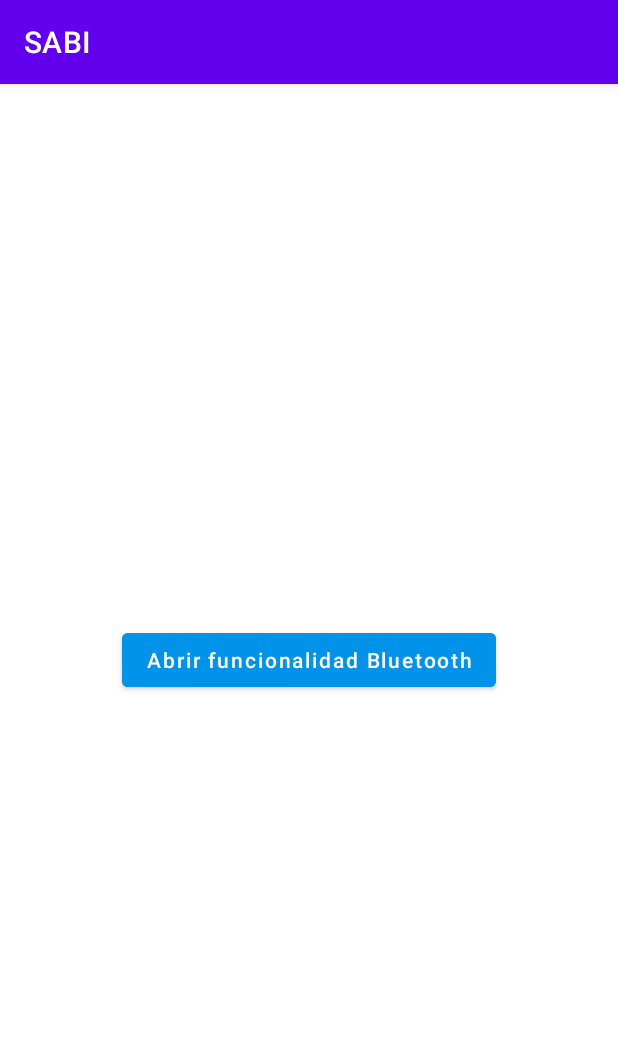
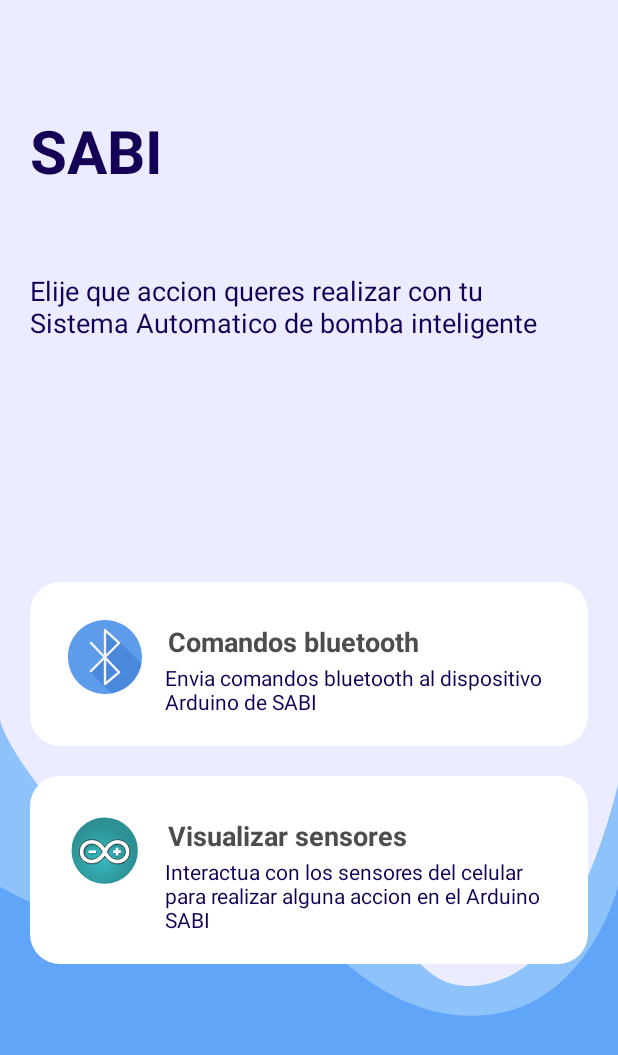
Before and after one commit to joniaranguri/AdvancedOperatingSystems-2022-2Q, an Android app: the screen it shows after launch (MainActivity), on a phone screen of 412 x 824 dp. Shown: the top 1055 px of the screen. Run offline under Robolectric (Android 15) with nearby library versions, the phone set to English and light mode, and no system bars.

Commit message:
feat: Adding svg background, list options structure and some changes in the ui

```diff
--- a/TP2/Android/app/src/main/java/com/example/sabi/view/MainActivity.java
+++ b/TP2/Android/app/src/main/java/com/example/sabi/view/MainActivity.java
@@ -5,17 +5,16 @@ import androidx.appcompat.app.AppCompatActivity;
 import android.content.Context;
 import android.content.Intent;
 import android.os.Bundle;
-import android.view.View;
-import android.widget.Button;
+import android.widget.ListView;
 
 import com.example.sabi.R;
 import com.example.sabi.contract.MainContract;
 import com.example.sabi.presenter.MainPresenter;
+import com.example.sabi.view.adapters.OptionsAdapter;
+import com.example.sabi.view.static_data.MainOptions;
 
 public class MainActivity extends AppCompatActivity implements MainContract.IMainView {
 
-    private Button bluetoothButton;
-    // ToDo: Agregar botón para abrir la actividad que muestra valores de un sensor del device.
     private MainContract.IMainPresenter presenter;
 
     @Override
@@ -23,13 +22,24 @@ public class MainActivity extends AppCompatActivity implements MainContract.IMai
         super.onCreate(savedInstanceState);
         setContentView(R.layout.activity_main);
         presenter = new MainPresenter(this);
-        bluetoothButton = findViewById(R.id.main_activity_bluetooth_button);
-        bluetoothButton.setOnClickListener(new View.OnClickListener() {
-            @Override
-            public void onClick(View view) {
+
+        OptionsAdapter adapter = new OptionsAdapter(this);
+        final ListView list = findViewById(R.id.list_options);
+        list.setAdapter(adapter);
+        list.setOnItemClickListener((parent, view, position, id) -> goToOption(position));
+    }
+
+    private void goToOption(int position) {
+        switch (position) {
+            case MainOptions.BLUETOOTH_OPTION_INDEX:
                 presenter.onBluetoothButtonClick();
-            }
-        });
+                break;
+            case MainOptions.SENSORS_OPTION_INDEX:
+                // TODO: Go to sensors activity
+                break;
+            default:
+                // Do nothing
+        }
     }
 
     @Override
--- /dev/null
+++ b/TP2/Android/app/src/main/java/com/example/sabi/view/adapters/OptionsAdapter.java
@@ -0,0 +1,44 @@
+package com.example.sabi.view.adapters;
+
+import android.app.Activity;
+
+import android.view.LayoutInflater;
+import android.view.View;
+import android.view.ViewGroup;
+import android.widget.ArrayAdapter;
+import android.widget.ImageView;
+import android.widget.TextView;
+
+import com.example.sabi.R;
+import com.example.sabi.view.static_data.MainOptions;
+
+public class OptionsAdapter extends ArrayAdapter<String> {
+
+    private final Activity context;
+
+    public OptionsAdapter(final Activity context) {
+        super(context, R.layout.option_item);
+        this.context = context;
+    }
+
+    public View getView(int position, View view, ViewGroup parent) {
+        final LayoutInflater inflater = context.getLayoutInflater();
+        final View rowView = inflater.inflate(R.layout.option_item, null, true);
+
+        TextView titleText = rowView.findViewById(R.id.title);
+        ImageView imageView = rowView.findViewById(R.id.icon);
+        TextView subtitleText = rowView.findViewById(R.id.subtitle);
+
+        titleText.setText(MainOptions.list[position].title);
+        imageView.setImageResource(MainOptions.list[position].imageId);
+        subtitleText.setText(MainOptions.list[position].subtitle);
+
+        return rowView;
+
+    }
+
+    @Override
+    public int getCount() {
+        return MainOptions.list.length;
+    }
+}
--- /dev/null
+++ b/TP2/Android/app/src/main/java/com/example/sabi/view/static_data/MainOption.java
@@ -0,0 +1,13 @@
+package com.example.sabi.view.static_data;
+
+public class MainOption {
+    public String title;
+    public String subtitle;
+    public int imageId;
+
+    public MainOption(String title, String subtitle, int imageId) {
+        this.title = title;
+        this.subtitle = subtitle;
+        this.imageId = imageId;
+    }
+}
--- /dev/null
+++ b/TP2/Android/app/src/main/java/com/example/sabi/view/static_data/MainOptions.java
@@ -0,0 +1,18 @@
+package com.example.sabi.view.static_data;
+
+import com.example.sabi.R;
+
+public class MainOptions {
+    public static final int BLUETOOTH_OPTION_INDEX = 0;
+    public static final int SENSORS_OPTION_INDEX = 1;
+
+
+    public static final MainOption[] list = {
+            new MainOption("Comandos bluetooth",
+                    "Envia comandos bluetooth al dispositivo Arduino de SABI",
+                    R.drawable.ic_bluetooth_round),
+
+            new MainOption("Visualizar sensores",
+                    "Interactua con los sensores del celular para realizar alguna accion en el Arduino SABI",
+                    R.drawable.ic_arduino_round)};
+}
--- /dev/null
+++ b/TP2/Android/app/src/main/res/drawable/ic_arduino_round.xml
@@ -0,0 +1,23 @@
+<vector android:height="500dp" android:viewportHeight="32"
+    android:viewportWidth="32" android:width="500dp"
+    xmlns:aapt="http://schemas.android.com/aapt" xmlns:android="http://schemas.android.com/apk/res/android">
+    <path
+        android:pathData="M29.645,15.925A13.77,13.77 0,1 1,15.876 2.056,13.819 13.819,0 0,1 29.645,15.925Z"
+        android:strokeColor="#02797e" android:strokeLineJoin="round" android:strokeWidth="1.1367228454969267">
+        <aapt:attr name="android:fillColor">
+            <gradient android:centerX="14.544" android:centerY="19.183"
+                android:gradientRadius="14.314" android:type="radial">
+                <item android:color="#FF36BAC0" android:offset="0"/>
+                <item android:color="#FF2D9094" android:offset="1"/>
+            </gradient>
+        </aapt:attr>
+    </path>
+    <path android:fillAlpha="0.1681" android:fillColor="#FF000000"
+        android:pathData="M10.581,11.648c2.41,-0.076 3.359,0.834 4.605,2.069 0.285,0.282 0.579,0.59 0.9,0.921l0.922,-0.991a6.223,6.223 0,0 1,3.256 -1.93c1.939,-0.211 3.119,-0.122 4.311,0.814a5.023,5.023 0,0 1,2.245 3.9,5.653 5.653,0 0,1 -3.25,5.156 5.975,5.975 0,0 1,-3.913 0.135,7.656 7.656,0 0,1 -3.541,-2.987c-1.678,2.142 -3.187,3.253 -5.235,3.155 -7.452,-0.354 -6.842,-10.075 -0.3,-10.247ZM12.238,19.642a9.193,9.193 0,0 0,2.856 -2.9c-0.74,-1.243 -2.209,-2.824 -3.455,-3.134a4.328,4.328 0,0 0,-3.224 0.777,3.384 3.384,0 0,0 -0.762,3.686 3.674,3.674 0,0 0,4.585 1.57ZM9.258,16.155 L12.536,16.16v1.21l-3.283,0.005ZM22.706,19.755A3.843,3.843 0,0 0,24.937 17a3.458,3.458 0,0 0,-1.863 -3.109,3.648 3.648,0 0,0 -4.2,0.728 7.364,7.364 0,0 0,-1.649 2.151A8.936,8.936 0,0 0,19.2 19.252,4.022 4.022,0 0,0 22.706,19.754ZM20.751,17.379 L19.663,17.371 19.663,16.154 20.754,16.154L20.754,15.075l1.107,-0.008 -0.007,1.093 1.085,0v1.165l-1.021,-0.008v1.12L20.753,18.437Z"
+        android:strokeAlpha="0.1681" android:strokeColor="#000" android:strokeWidth="0.12103096480927482"/>
+    <path android:fillColor="#fff"
+        android:pathData="M4.917,16.337c0,5.348 7.354,7.34 10.987,1.894 3.765,5.647 10.824,3.28 10.824,-1.9S19.7,8.656 15.9,14.441c-3.6,-5.719 -10.987,-3.453 -10.987,1.9ZM6.848,16.337c0,-3.86 5.455,-5.078 7.992,0 -2.588,4.889 -7.992,3.859 -7.992,0ZM16.967,16.337c2.286,-5.178 7.889,-3.751 7.872,0.008S19.186,21.277 16.967,16.337Z"
+        android:strokeColor="#000" android:strokeWidth="0.24206192961854964"/>
+    <path android:fillColor="#fff" android:pathData="M8.898,15.795h3.237v1.067h-3.237z"/>
+    <path android:fillColor="#fff" android:pathData="M20.644,16.846l-1.068,0l0,-1.134l1.068,0l0,-1.068l1.135,0l0,1.068l1.068,0l0,1.134l-1.068,0l0,1.068l-1.135,0l0,-1.068z"/>
+</vector>
--- /dev/null
+++ b/TP2/Android/app/src/main/res/drawable/ic_bluetooth_round.xml
@@ -0,0 +1,15 @@
+<vector xmlns:android="http://schemas.android.com/apk/res/android"
+    android:width="512dp"
+    android:height="512dp"
+    android:viewportWidth="512"
+    android:viewportHeight="512">
+  <path
+      android:pathData="M0,256.01C0,397.4 114.61,512 256,512C397.39,512 512,397.4 512,256.01C512.01,114.61 397.39,0 256,0C114.61,0 0,114.61 0,256.01z"
+      android:fillColor="#5D9BEB"/>
+  <path
+      android:pathData="M507.86,301.67l-0.6,-0.55c-0.11,-0.12 -0.16,-0.28 -0.29,-0.4c0,0 -147.97,-147.98 -148.1,-148.1l-97.39,-89.27c-2.38,-2.16 -5.82,-2.75 -8.75,-1.44c-2.95,1.29 -4.85,4.21 -4.85,7.42v167.1l-0.61,-0.64c-0.05,-0.06 -81.35,-81.29 -81.4,-81.35l-1.4,-1.46c-3.11,-3.25 -8.25,-3.34 -11.48,-0.24c-3.23,3.11 -3.34,8.24 -0.24,11.48l89.9,93.64l-89.78,89.78c-3.17,3.17 -3.17,8.31 0,11.48c0.28,0.28 0.65,0.4 0.96,0.64c0.23,0.31 146.85,147.18 147.14,147.46c0.27,0.27 0.61,0.39 0.9,0.6C406.54,488.88 489,406.36 507.86,301.67z"
+      android:fillColor="#4988DB"/>
+  <path
+      android:pathData="M265.38,258.1l93.75,-93.75c1.57,-1.56 2.43,-3.7 2.38,-5.91c-0.05,-2.21 -1,-4.31 -2.63,-5.81l-97.39,-89.27c-2.38,-2.16 -5.82,-2.75 -8.75,-1.44c-2.95,1.29 -4.85,4.21 -4.85,7.43v170.55l-83.42,-86.9c-3.11,-3.25 -8.25,-3.34 -11.48,-0.24c-3.23,3.11 -3.34,8.24 -0.24,11.48l89.9,93.64l-89.78,89.78c-3.17,3.17 -3.17,8.31 0,11.48c3.17,3.17 8.31,3.17 11.48,0l83.54,-83.54v167.07c0,3.15 1.82,6.02 4.68,7.35c1.09,0.51 2.27,0.77 3.44,0.77c1.86,0 3.71,-0.64 5.2,-1.88l97.39,-81.16c1.73,-1.44 2.78,-3.54 2.9,-5.79c0.13,-2.25 -0.69,-4.45 -2.24,-6.07L265.38,258.1zM264.12,87.79l77.54,71.08l-77.54,77.54L264.12,87.79L264.12,87.79zM264.12,425.34V280.23l77.39,80.62L264.12,425.34z"
+      android:fillColor="#F6F6F6"/>
+</vector>
--- /dev/null
+++ b/TP2/Android/app/src/main/res/drawable/option_background_round.xml
@@ -0,0 +1,13 @@
+<?xml version="1.0" encoding="utf-8"?>
+<layer-list xmlns:android="http://schemas.android.com/apk/res/android" >
+    <item>
+        <shape android:shape="rectangle" android:padding="20dp">
+            <solid android:color="#FFFFFF"/>
+            <corners
+                android:bottomRightRadius="20dp"
+                android:bottomLeftRadius="20dp"
+                android:topLeftRadius="20dp"
+                android:topRightRadius="20dp"/>
+        </shape>
+    </item>
+</layer-list>
--- /dev/null
+++ b/TP2/Android/app/src/main/res/drawable/sabi_background.xml
@@ -0,0 +1,9 @@
+<vector android:height="2400dp" android:viewportHeight="800"
+    android:viewportWidth="360" android:width="1080dp" xmlns:android="http://schemas.android.com/apk/res/android">
+    <group>
+        <clip-path android:pathData="M0,0h360v800h-360z"/>
+        <path android:fillColor="#EBECFF" android:pathData="M0,0h360v800h-360z"/>
+        <path android:fillColor="#8DC2FB" android:pathData="M-0,463C-2.73,472.94 38.34,545.32 80.5,560C122.66,574.68 155.5,560 192.5,560C229.5,560 230,657 290,635C350,613 368,463 368,463L360,800H-0V463Z"/>
+        <path android:fillColor="#60A5F7" android:pathData="M0,574C26.24,590.2 44.5,596.5 70.5,596.5C96.5,596.5 155.12,573.72 183.5,603C183.5,603 225.5,663.5 284,657C342.5,650.5 360,574 360,574V800H0V574Z"/>
+    </group>
+</vector>
--- a/TP2/Android/app/src/main/res/layout/activity_main.xml
+++ b/TP2/Android/app/src/main/res/layout/activity_main.xml
@@ -4,18 +4,44 @@
     xmlns:tools="http://schemas.android.com/tools"
     android:layout_width="match_parent"
     android:layout_height="match_parent"
+    android:background="@drawable/sabi_background"
+    android:padding="20dp"
     tools:context=".view.MainActivity">
 
-    <Button
-        android:id="@+id/main_activity_bluetooth_button"
+    <TextView
+        android:id="@+id/main_title"
+        android:layout_width="0dp"
+        android:layout_height="wrap_content"
+        android:text="SABI"
+        android:textAlignment="textStart"
+        android:textSize="40sp"
+        android:textStyle="bold"
+        app:layout_constraintBottom_toTopOf="@id/main_subtitle"
+        app:layout_constraintLeft_toLeftOf="parent"
+        app:layout_constraintRight_toRightOf="parent"
+        app:layout_constraintTop_toTopOf="parent" />
+
+    <TextView
+        android:id="@+id/main_subtitle"
         android:layout_width="wrap_content"
         android:layout_height="wrap_content"
-        android:backgroundTint="@color/blue"
-        android:text="@string/open_bluetooth"
-        android:textAllCaps="false"
-        app:layout_constraintTop_toTopOf="parent"
+        android:text="Elije que accion queres realizar con tu Sistema Automatico de bomba inteligente"
+        android:textSize="18sp"
+        app:layout_constraintBottom_toTopOf="@id/list_options"
+        app:layout_constraintLeft_toLeftOf="parent"
+        app:layout_constraintRight_toRightOf="parent"
+        app:layout_constraintTop_toTopOf="parent" />
+
+
+    <ListView
+        android:id="@+id/list_options"
+        android:layout_width="match_parent"
+        android:layout_height="wrap_content"
+        android:divider="@null"
+        android:dividerHeight="20dp"
         app:layout_constraintBottom_toBottomOf="parent"
         app:layout_constraintLeft_toLeftOf="parent"
-        app:layout_constraintRight_toRightOf="parent" />
+        app:layout_constraintRight_toRightOf="parent"
+        app:layout_constraintTop_toBottomOf="@id/main_subtitle"></ListView>
 
 </androidx.constraintlayout.widget.ConstraintLayout>
--- /dev/null
+++ b/TP2/Android/app/src/main/res/layout/option_item.xml
@@ -0,0 +1,39 @@
+<?xml version="1.0" encoding="utf-8"?>
+<LinearLayout xmlns:android="http://schemas.android.com/apk/res/android"
+    android:layout_width="match_parent"
+    android:layout_height="match_parent"
+    android:background="@drawable/option_background_round"
+    android:orientation="horizontal"
+    android:padding="20dp">
+
+    <ImageView
+        android:id="@+id/icon"
+        android:layout_width="60dp"
+        android:layout_height="60dp"
+        android:padding="5dp" />
+
+    <LinearLayout
+        android:layout_width="wrap_content"
+        android:layout_height="wrap_content"
+        android:orientation="vertical">
+
+        <TextView
+            android:id="@+id/title"
+            android:layout_width="wrap_content"
+            android:layout_height="wrap_content"
+            android:layout_marginLeft="10dp"
+            android:layout_marginTop="5dp"
+            android:padding="2dp"
+            android:text="Medium Text"
+            android:textAppearance="?android:attr/textAppearanceMedium"
+            android:textColor="#4d4d4d"
+            android:textStyle="bold" />
+
+        <TextView
+            android:id="@+id/subtitle"
+            android:layout_width="wrap_content"
+            android:layout_height="wrap_content"
+            android:layout_marginStart="10dp"
+            android:text="TextView" />
+    </LinearLayout>
+</LinearLayout>
--- a/TP2/Android/app/src/main/res/values/themes.xml
+++ b/TP2/Android/app/src/main/res/values/themes.xml
@@ -1,9 +1,10 @@
 <resources xmlns:tools="http://schemas.android.com/tools">
     <!-- Base application theme. -->
-    <style name="Theme.SABI" parent="Theme.MaterialComponents.DayNight.DarkActionBar">
+    <style name="Theme.SABI" parent="Theme.MaterialComponents.DayNight.NoActionBar">
         <!-- Primary brand color. -->
-        <item name="colorPrimary">@color/purple_500</item>
-        <item name="colorPrimaryVariant">@color/purple_700</item>
+        <item name="android:textColor">#150056</item>
+        <item name="colorPrimary">#3000B5</item>
+        <item name="colorPrimaryVariant">#230090</item>
         <item name="colorOnPrimary">@color/white</item>
         <!-- Secondary brand color. -->
         <item name="colorSecondary">@color/teal_200</item>
```
